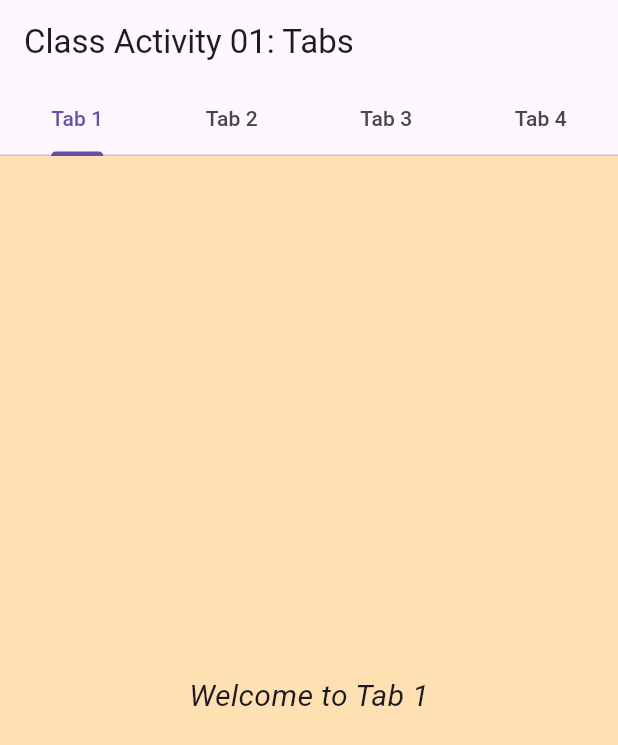
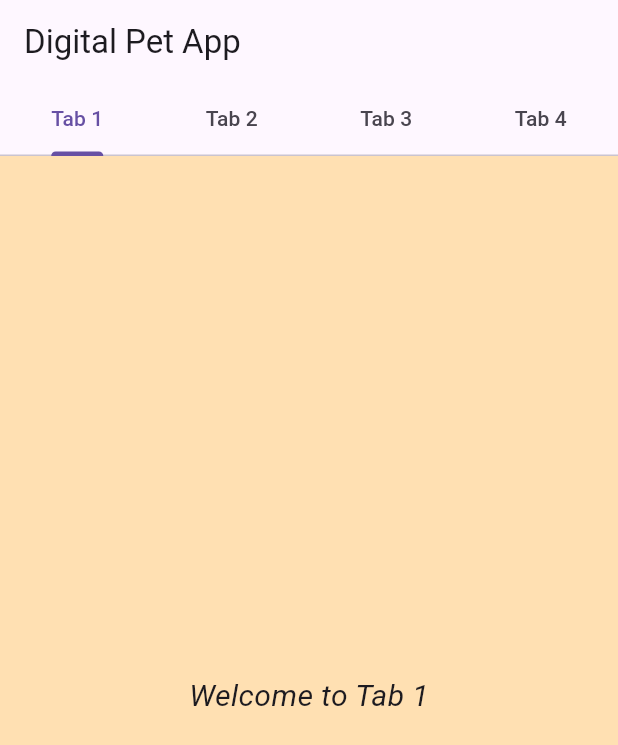
Before and after one commit to amarairobi/digital_pet_app, a Flutter app: the screen it shows after launch, on a phone screen of 412 x 824 dp. Shown: the top 745 px of the screen. Run offline on Flutter 3.47's test engine with Material 3 defaults, Android fonts, the phone set to English and light mode, and no system bars.

```diff
--- a/lib/main.dart
+++ b/lib/main.dart
@@ -66,7 +66,7 @@ class __TabsNonScrollableDemoState extends State<_TabsNonScrollableDemo>
     return Scaffold(
       appBar: AppBar(
         automaticallyImplyLeading: false,
-        title: Text('Class Activity 01: Tabs'),
+        title: Text('Digital Pet App'),
         bottom: TabBar(
           controller: _tabController,
           isScrollable: false,
@@ -86,7 +86,7 @@ class __TabsNonScrollableDemoState extends State<_TabsNonScrollableDemo>
                     context: context,
                     builder: (context) => AlertDialog(
                       title: Text("Alert"),
-                      content: Text("This is this tab's alert dialog."),
+                      content: Text("Welcome to the digital pet app. Press OK to return to home."),
                       actions: [
                         TextButton(
                           onPressed: () => Navigator.pop(context),
```
